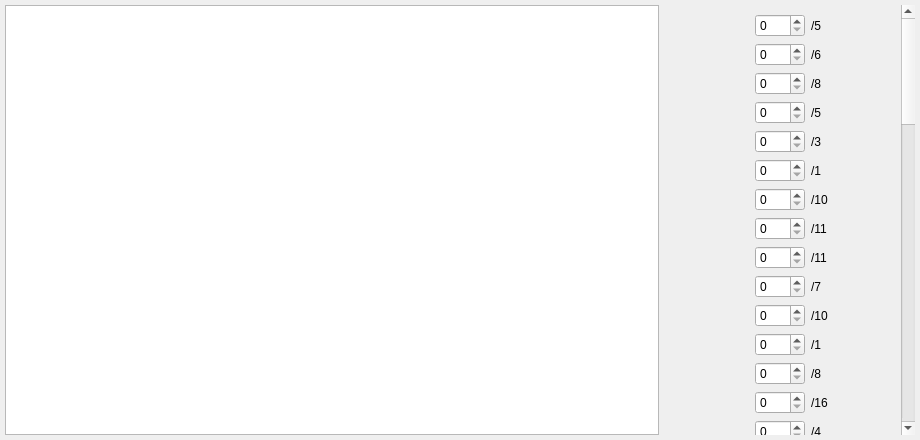
gaellerem/TempBlanket, file view/ui/main.ui: the form before one commit.
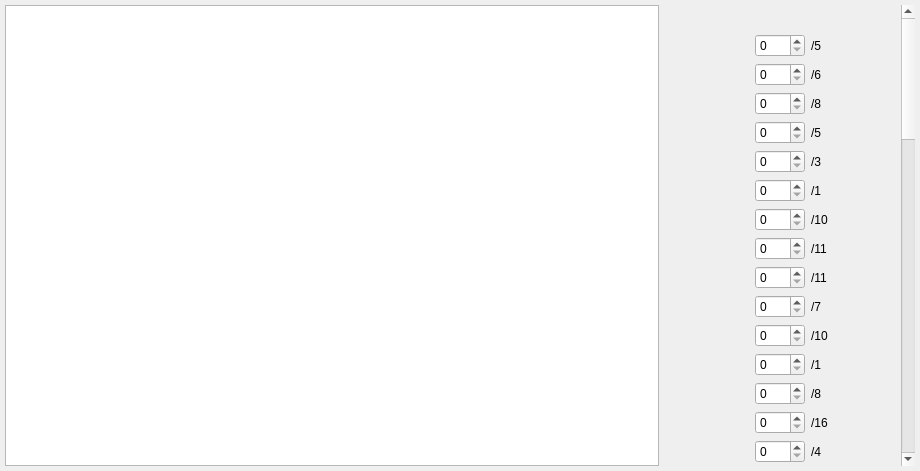
The form after the commit. Icons and pictures are not drawn.

What changed in the file:
```diff
--- a/view/ui/main.ui
+++ b/view/ui/main.ui
@@ -7,7 +7,7 @@
     <x>0</x>
     <y>0</y>
     <width>920</width>
-    <height>440</height>
+    <height>471</height>
    </rect>
   </property>
   <widget class="QWidget" name="centralwidget">
@@ -47,10 +47,17 @@
          <x>0</x>
          <y>0</y>
          <width>233</width>
-         <height>4548</height>
+         <height>4571</height>
         </rect>
        </property>
        <layout class="QVBoxLayout" name="verticalLayout_2">
+        <item>
+         <widget class="QLabel" name="total_count">
+          <property name="text">
+           <string/>
+          </property>
+         </widget>
+        </item>
         <item>
          <widget class="QWidget" name="widget_1" native="true">
           <layout class="QHBoxLayout" name="horizontalLayout_1">
@@ -89,7 +96,7 @@
             </widget>
            </item>
            <item>
-            <widget class="QSpinBox" name="spinBox_1">
+            <widget class="QSpinBox" name="#332E57_#3C1B4F_spin">
              <property name="maximumSize">
               <size>
                <width>50</width>
@@ -152,7 +159,7 @@
             </widget>
            </item>
            <item>
-            <widget class="QSpinBox" name="spinBox_2">
+            <widget class="QSpinBox" name="#332E57_#6D5BAE_spin">
              <property name="maximumSize">
               <size>
                <width>50</width>
@@ -215,7 +222,7 @@
             </widget>
            </item>
            <item>
-            <widget class="QSpinBox" name="spinBox_3">
+            <widget class="QSpinBox" name="#332E57_#825286_spin">
              <property name="maximumSize">
               <size>
                <width>50</width>
@@ -278,7 +285,7 @@
             </widget>
            </item>
            <item>
-            <widget class="QSpinBox" name="spinBox_4">
+            <widget class="QSpinBox" name="#332E57_#D5C7E9_spin">
              <property name="maximumSize">
               <size>
                <width>50</width>
@@ -341,7 +348,7 @@
             </widget>
            </item>
            <item>
-            <widget class="QSpinBox" name="spinBox_5">
+            <widget class="QSpinBox" name="#332E57_#9F589E_spin">
              <property name="maximumSize">
               <size>
                <width>50</width>
@@ -404,7 +411,7 @@
             </widget>
            </item>
            <item>
-            <widget class="QSpinBox" name="spinBox_6">
+            <widget class="QSpinBox" name="#332E57_#EFABDD_spin">
              <property name="maximumSize">
               <size>
                <width>50</width>
@@ -467,7 +474,7 @@
             </widget>
            </item>
            <item>
-            <widget class="QSpinBox" name="spinBox_7">
+            <widget class="QSpinBox" name="#3C1B4F_#825286_spin">
              <property name="maximumSize">
               <size>
                <width>50</width>
@@ -530,7 +537,7 @@
             </widget>
            </item>
            <item>
-            <widget class="QSpinBox" name="spinBox_8">
+            <widget class="QSpinBox" name="#3C1B4F_#6D5BAE_spin">
              <property name="maximumSize">
               <size>
                <width>50</width>
@@ -593,7 +600,7 @@
             </widget>
            </item>
            <item>
-            <widget class="QSpinBox" name="spinBox_9">
+            <widget class="QSpinBox" name="#3C1B4F_#9F589E_spin">
              <property name="maximumSize">
               <size>
                <width>50</width>
@@ -656,7 +663,7 @@
             </widget>
            </item>
            <item>
-            <widget class="QSpinBox" name="spinBox_10">
+            <widget class="QSpinBox" name="#3C1B4F_#EFABDD_spin">
              <property name="maximumSize">
               <size>
                <width>50</width>
@@ -719,7 +726,7 @@
             </widget>
            </item>
            <item>
-            <widget class="QSpinBox" name="spinBox_11">
+            <widget class="QSpinBox" name="#3C1B4F_#D5C7E9_spin">
              <property name="maximumSize">
               <size>
                <width>50</width>
@@ -782,7 +789,7 @@
             </widget>
            </item>
            <item>
-            <widget class="QSpinBox" name="spinBox_12">
+            <widget class="QSpinBox" name="#3C1B4F_#F785C9_spin">
              <property name="maximumSize">
               <size>
                <width>50</width>
@@ -845,7 +852,7 @@
             </widget>
            </item>
            <item>
-            <widget class="QSpinBox" name="spinBox_13">
+            <widget class="QSpinBox" name="#6D5BAE_#9F589E_spin">
              <property name="maximumSize">
               <size>
                <width>50</width>
@@ -908,7 +915,7 @@
             </widget>
            </item>
            <item>
-            <widget class="QSpinBox" name="spinBox_14">
+            <widget class="QSpinBox" name="#6D5BAE_#D5C7E9_spin">
              <property name="maximumSize">
               <size>
                <width>50</width>
@@ -971,7 +978,7 @@
             </widget>
            </item>
            <item>
-            <widget class="QSpinBox" name="spinBox_15">
+            <widget class="QSpinBox" name="#6D5BAE_#825286_spin">
              <property name="maximumSize">
               <size>
                <width>50</width>
```
Left out of the diff: 83 changed lines with no effect on the pictures.
